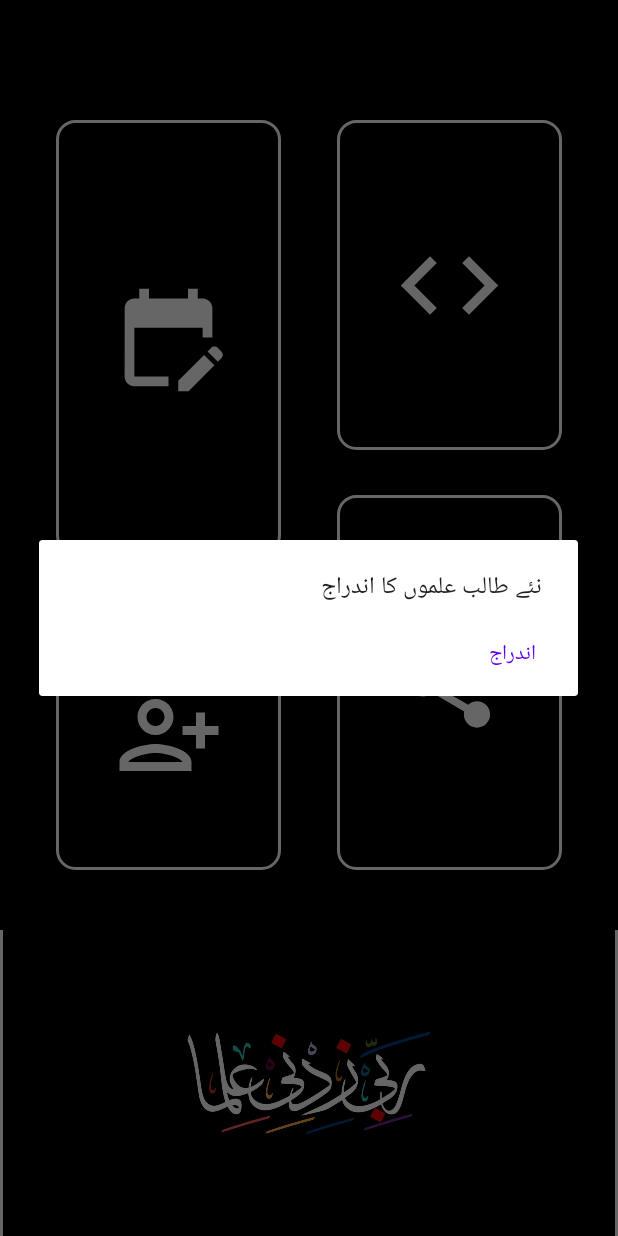
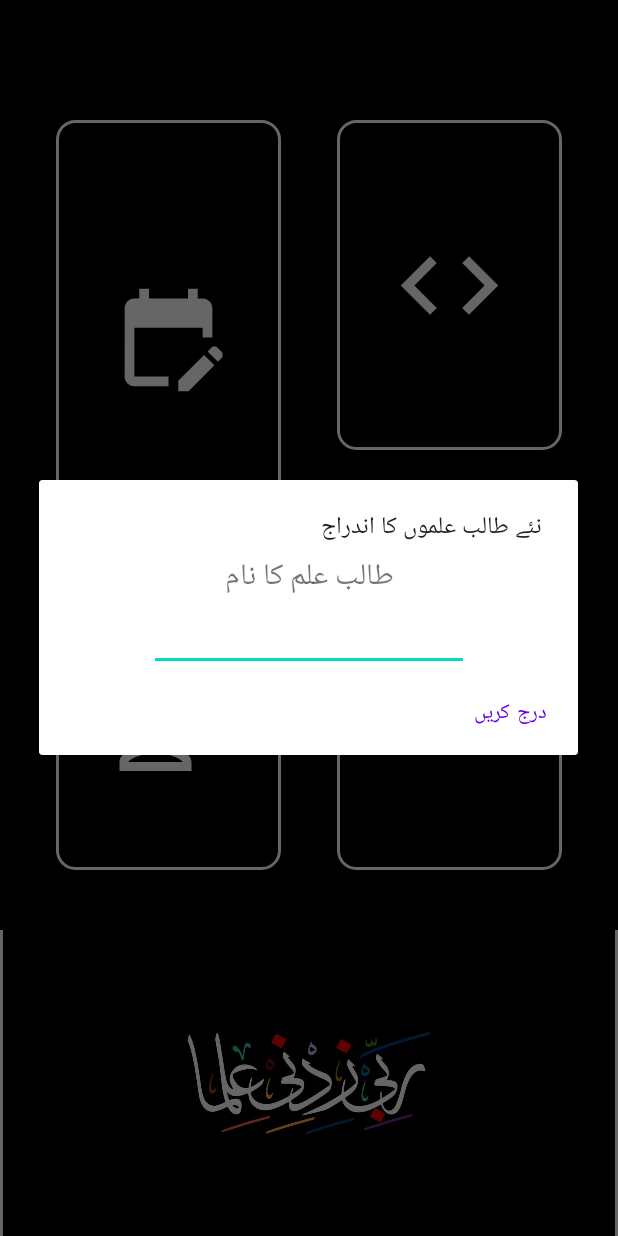
Before and after one commit to Eenyi/Save-Sabaq, an Android app: the screen it shows after launch (MainActivity), after a tap on an icon or button, on a phone screen of 412 x 824 dp. Run offline under Robolectric (Android 15) with nearby library versions, the phone set to English and light mode, and no system bars.

Commit message:
Initial - Sabaq-Sabqi-Manzil-App-4-add Student Half Done

```diff
--- a/app/src/main/java/com/example/savesabaq/MainActivity.java
+++ b/app/src/main/java/com/example/savesabaq/MainActivity.java
@@ -45,8 +45,11 @@ public class MainActivity extends AppCompatActivity implements View.OnClickListe
                 break;
             case R.id.addStudent:
                 //add Student Functionality
+                LayoutInflater lf = getLayoutInflater();
+                View layout = lf.inflate(R.layout.add_record, (ViewGroup) findViewById(R.id.addRecord_layout));
                 AlertDialog.Builder addStudent_dialogue = new AlertDialog.Builder(MainActivity.this);
                 addStudent_dialogue.setMessage(R.string.add_student_title);
+                addStudent_dialogue.setView(layout);
                 addStudent_dialogue.setPositiveButton(R.string.add, new DialogInterface.OnClickListener() {
                     @Override
                     public void onClick(DialogInterface dialog, int which) {
--- a/app/src/main/res/layout/add_record.xml
+++ b/app/src/main/res/layout/add_record.xml
@@ -1,20 +1,32 @@
 <?xml version="1.0" encoding="utf-8"?>
 <androidx.constraintlayout.widget.ConstraintLayout xmlns:android="http://schemas.android.com/apk/res/android"
     xmlns:app="http://schemas.android.com/apk/res-auto"
+    xmlns:tools="http://schemas.android.com/tools"
     android:id="@+id/addRecord_layout"
     android:layout_width="match_parent"
     android:layout_height="match_parent">
 
     <TextView
-        android:id="@+id/textView2"
+        android:id="@+id/studentName"
         android:layout_width="wrap_content"
         android:layout_height="wrap_content"
-        android:background="#FFEB3B"
-        android:text="BITF19A004"
-        android:textSize="48sp"
+        android:text="@string/student_name"
+        android:textSize="20sp"
+        app:layout_constraintBottom_toTopOf="@+id/editTextTextPersonName"
+        app:layout_constraintEnd_toEndOf="@+id/editTextTextPersonName"
+        app:layout_constraintStart_toStartOf="@+id/editTextTextPersonName"
+        app:layout_constraintTop_toTopOf="parent"
+        app:layout_constraintVertical_bias="0.5" />
+
+    <EditText
+        android:id="@+id/editTextTextPersonName"
+        android:layout_width="wrap_content"
+        android:layout_height="wrap_content"
+        android:ems="10"
+        android:inputType="textPersonName"
         app:layout_constraintBottom_toBottomOf="parent"
         app:layout_constraintEnd_toEndOf="parent"
         app:layout_constraintStart_toStartOf="parent"
-        app:layout_constraintTop_toTopOf="parent" />
-
+        app:layout_constraintTop_toBottomOf="@+id/studentName"
+        app:layout_constraintVertical_bias="0.5" />
 </androidx.constraintlayout.widget.ConstraintLayout>
--- a/app/src/main/res/values/strings.xml
+++ b/app/src/main/res/values/strings.xml
@@ -1,5 +1,6 @@
 <resources>
     <string name="app_name">سبق ریکارڈ</string>
-    <string name="add">اندراج</string>
+    <string name="add"> درج کریں</string>
     <string name="add_student_title">نئے طالب علموں کا اندراج</string>
+    <string name="student_name">طالب علم کا نام</string>
 </resources>
```
Also changed, not shown: app/src/main/java/com/example/savesabaq/DBHelper.java (added, +43 -0 lines), 1 other file.
